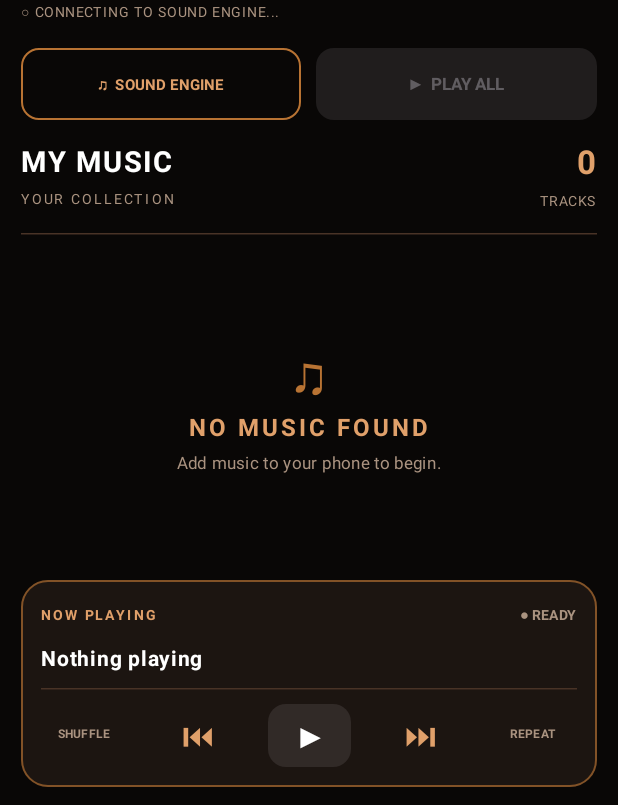
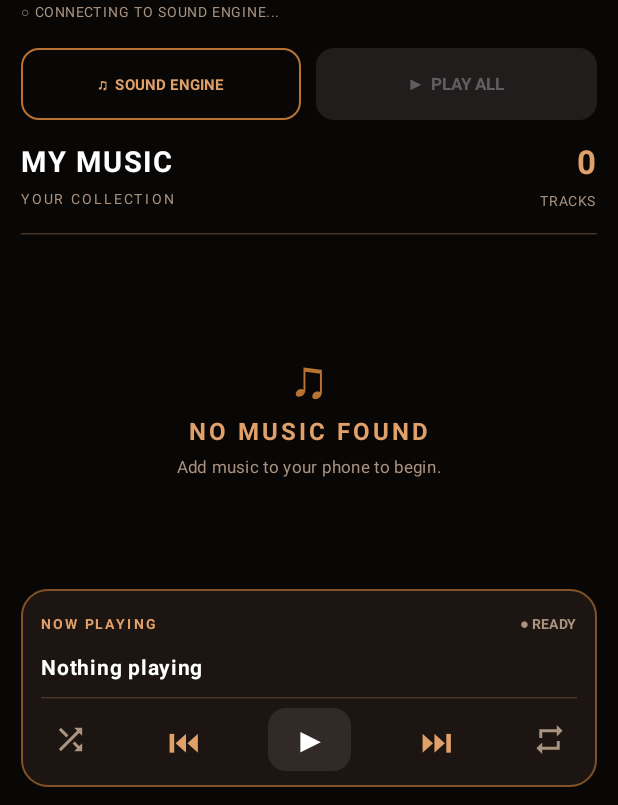
Before and after one commit to tharakiez/KG-Music-Player, an Android app built with Jetpack Compose: the screen it shows after launch (MainActivity), on a phone screen of 412 x 824 dp, the part 431-1236 px from its top. Run offline under Robolectric (Android 15) with nearby library versions, the phone set to English and light mode, and no system bars; 3 statements that could not run were skipped.

Commit message:
Update MainActivity.kt

```diff
--- a/app/src/main/java/com/kgmusic/player/MainActivity.kt
+++ b/app/src/main/java/com/kgmusic/player/MainActivity.kt
@@ -27,6 +27,9 @@ import androidx.compose.foundation.shape.RoundedCornerShape
 import androidx.compose.material.icons.Icons
 import androidx.compose.material.icons.filled.Folder
 import androidx.compose.material.icons.filled.MusicNote
+import androidx.compose.material.icons.filled.Repeat
+import androidx.compose.material.icons.filled.RepeatOne
+import androidx.compose.material.icons.filled.Shuffle
 import androidx.compose.material3.*
 import androidx.compose.runtime.*
 import androidx.compose.ui.Alignment
@@ -41,6 +44,8 @@ import androidx.compose.ui.text.style.TextOverflow
 import androidx.compose.ui.unit.dp
 import androidx.compose.ui.unit.sp
 import androidx.core.content.ContextCompat
+import androidx.core.view.WindowInsetsCompat
+import androidx.core.view.WindowInsetsControllerCompat
 import androidx.media3.common.MediaItem
 import androidx.media3.common.MediaMetadata
 import androidx.media3.common.Player
@@ -68,10 +73,33 @@ class MainActivity : ComponentActivity() {
 
     override fun onCreate(savedInstanceState: Bundle?) {
         super.onCreate(savedInstanceState)
+
         connectPlaybackService()
 
         setContent {
             KGMusicApp()
+        }
+
+        hideNavigationBar()
+    }
+
+    private fun hideNavigationBar() {
+        WindowInsetsControllerCompat(
+            window,
+            window.decorView
+        ).apply {
+            systemBarsBehavior =
+                WindowInsetsControllerCompat.BEHAVIOR_SHOW_TRANSIENT_BARS_BY_SWIPE
+
+            hide(WindowInsetsCompat.Type.navigationBars())
+        }
+    }
+
+    override fun onWindowFocusChanged(hasFocus: Boolean) {
+        super.onWindowFocusChanged(hasFocus)
+
+        if (hasFocus) {
+            hideNavigationBar()
         }
     }
 
@@ -224,7 +252,7 @@ class MainActivity : ComponentActivity() {
         songs: List<Song>,
         startIndex: Int,
         shuffle: Boolean,
-        repeatAll: Boolean
+        repeatMode: Int
     ) {
         val controller = mediaController ?: return
         if (songs.isEmpty()) return
@@ -234,11 +262,13 @@ class MainActivity : ComponentActivity() {
         controller.apply {
             setMediaItems(items, startIndex, 0L)
             shuffleModeEnabled = shuffle
-            repeatMode = if (repeatAll) {
-                Player.REPEAT_MODE_ALL
-            } else {
-                Player.REPEAT_MODE_OFF
+
+            this.repeatMode = when (repeatMode) {
+                1 -> Player.REPEAT_MODE_ALL
+                2 -> Player.REPEAT_MODE_ONE
+                else -> Player.REPEAT_MODE_OFF
             }
+
             prepare()
             play()
         }
@@ -281,7 +311,10 @@ class MainActivity : ComponentActivity() {
         var hasPermission by remember { mutableStateOf(false) }
         var showEqualizer by remember { mutableStateOf(false) }
         var shuffle by remember { mutableStateOf(false) }
-        var repeatAll by remember { mutableStateOf(false) }
+
+        // 0 = repeat off, 1 = repeat playlist, 2 = repeat one song
+        var repeatMode by remember { mutableStateOf(0) }
+
         var currentFolder by remember { mutableStateOf<String?>(null) }
 
         val connected by controllerReady
@@ -482,8 +515,6 @@ class MainActivity : ComponentActivity() {
 
                     Spacer(Modifier.height(10.dp))
 
-                    // AFRICAN GEOMETRIC ACCENT
-
                     Text(
                         "◆  ◇  ◆  ◇  ◆  ◇  ◆",
                         modifier = Modifier.fillMaxWidth(),
@@ -569,7 +600,7 @@ class MainActivity : ComponentActivity() {
                                     songs,
                                     0,
                                     shuffle,
-                                    repeatAll
+                                    repeatMode
                                 )
                             },
                             enabled = connected && songs.isNotEmpty(),
@@ -830,7 +861,7 @@ class MainActivity : ComponentActivity() {
                                                         visibleSongs,
                                                         index,
                                                         shuffle,
-                                                        repeatAll
+                                                        repeatMode
                                                     )
                                                 },
                                                 onLongClick = {
@@ -970,28 +1001,38 @@ class MainActivity : ComponentActivity() {
                                 verticalAlignment = Alignment.CenterVertically
                             ) {
 
-                                TextButton(
+                                // SHUFFLE ICON
+
+                                IconButton(
                                     onClick = {
                                         shuffle = !shuffle
                                         mediaController?.shuffleModeEnabled =
                                             shuffle
                                     },
-                                    contentPadding = PaddingValues(4.dp)
+                                    modifier = Modifier.size(38.dp)
                                 ) {
-                                    Text(
-                                        if (shuffle) "SHUFFLE ON" else "SHUFFLE",
-                                        color = if (shuffle) lightCopper else muted,
-                                        fontSize = 8.sp,
-                                        fontWeight = FontWeight.Bold
+                                    Icon(
+                                        imageVector = Icons.Default.Shuffle,
+                                        contentDescription = if (shuffle) {
+                                            "Shuffle on"
+                                        } else {
+                                            "Shuffle off"
+                                        },
+                                        tint = if (shuffle) {
+                                            lightCopper
+                                        } else {
+                                            muted
+                                        },
+                                        modifier = Modifier.size(23.dp)
                                     )
                                 }
 
-                                TextButton(
+                                IconButton(
                                     onClick = {
                                         mediaController?.seekToPrevious()
                                     },
                                     enabled = connected,
-                                    contentPadding = PaddingValues(4.dp)
+                                    modifier = Modifier.size(38.dp)
                                 ) {
                                     Text(
                                         "⏮",
@@ -1029,12 +1070,12 @@ class MainActivity : ComponentActivity() {
                                     )
                                 }
 
-                                TextButton(
+                                IconButton(
                                     onClick = {
                                         mediaController?.seekToNext()
                                     },
                                     enabled = connected,
-                                    contentPadding = PaddingValues(4.dp)
+                                    modifier = Modifier.size(38.dp)
                                 ) {
                                     Text(
                                         "⏭",
@@ -1043,23 +1084,41 @@ class MainActivity : ComponentActivity() {
                                     )
                                 }
 
-                                TextButton(
+                                // REPEAT CYCLE:
+                                // 0 = OFF
+                                // 1 = REPEAT PLAYLIST
+                                // 2 = REPEAT CURRENT SONG
+
+                                IconButton(
                                     onClick = {
-                                        repeatAll = !repeatAll
+                                        repeatMode = (repeatMode + 1) % 3
+
                                         mediaController?.repeatMode =
-                                            if (repeatAll) {
-                                                Player.REPEAT_MODE_ALL
-                                            } else {
-                                                Player.REPEAT_MODE_OFF
+                                            when (repeatMode) {
+                                                1 -> Player.REPEAT_MODE_ALL
+                                                2 -> Player.REPEAT_MODE_ONE
+                                                else -> Player.REPEAT_MODE_OFF
                                             }
                                     },
-                                    contentPadding = PaddingValues(4.dp)
+                                    modifier = Modifier.size(38.dp)
                                 ) {
-                                    Text(
-                                        if (repeatAll) "REPEAT ON" else "REPEAT",
-                                        color = if (repeatAll) lightCopper else muted,
-                                        fontSize = 8.sp,
-                                        fontWeight = FontWeight.Bold
+                                    Icon(
+                                        imageVector = if (repeatMode == 2) {
+                                            Icons.Default.RepeatOne
+                                        } else {
+                                            Icons.Default.Repeat
+                                        },
+                                        contentDescription = when (repeatMode) {
+                                            1 -> "Repeat playlist"
+                                            2 -> "Repeat current song"
+                                            else -> "Repeat off"
+                                        },
+                                        tint = when (repeatMode) {
+                                            1 -> copper
+                                            2 -> lightCopper
+                                            else -> muted
+                                        },
+                                        modifier = Modifier.size(23.dp)
                                     )
                                 }
                             }
```
